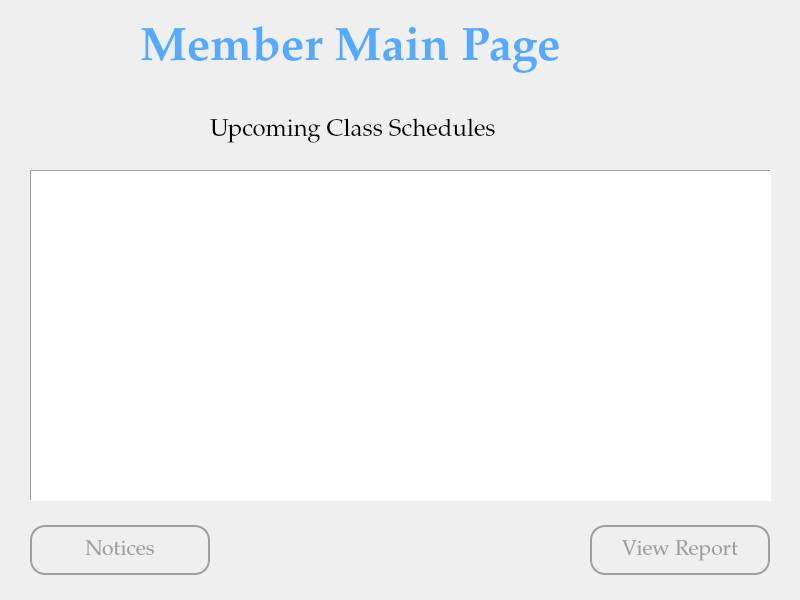
First picture: the form in UI/MemberMainPageUI.ui, repository tural777/FinalProject, before the edit.
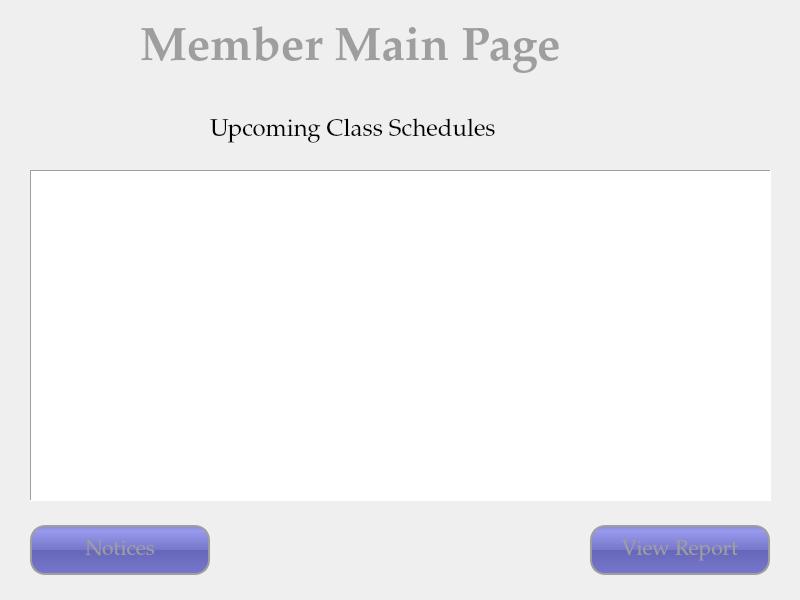
Second picture: the form after the edit.

```diff
--- a/UI/MemberMainPageUI.ui
+++ b/UI/MemberMainPageUI.ui
@@ -49,7 +49,7 @@
     </font>
    </property>
    <property name="styleSheet">
-    <string notr="true">color: rgb(85, 170, 255);</string>
+    <string notr="true">color: #9E9E9E;</string>
    </property>
    <property name="text">
     <string>Member Main Page</string>
@@ -91,7 +91,7 @@
     <string notr="true">QPushButton{
 	border: 2px solid #9E9E9E;
 	border-radius: 15px;
-	background-color: #00000000;
+	background-color: QLinearGradient( x1: 0, y1: 0, x2: 0, y2: 1, stop: 0 #88d, stop: 0.1 #99e, stop: 0.49 #77c, stop: 0.5 #66b, stop: 1 #77c);
 	color: #9E9E9E;
 }
 QPushButton:hover{
@@ -132,7 +132,7 @@
     <string notr="true">QPushButton{
 	border: 2px solid #9E9E9E;
 	border-radius: 15px;
-	background-color: #00000000;
+	background-color: QLinearGradient( x1: 0, y1: 0, x2: 0, y2: 1, stop: 0 #88d, stop: 0.1 #99e, stop: 0.49 #77c, stop: 0.5 #66b, stop: 1 #77c);
 	color: #9E9E9E;
 }
 QPushButton:hover{
```
